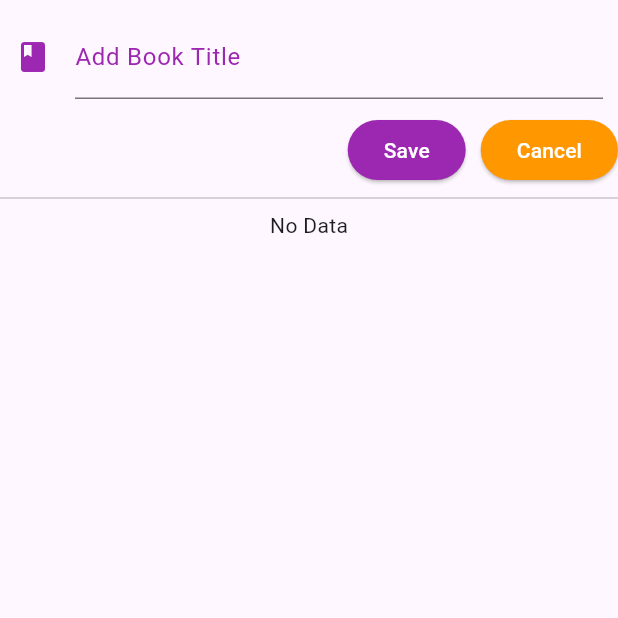
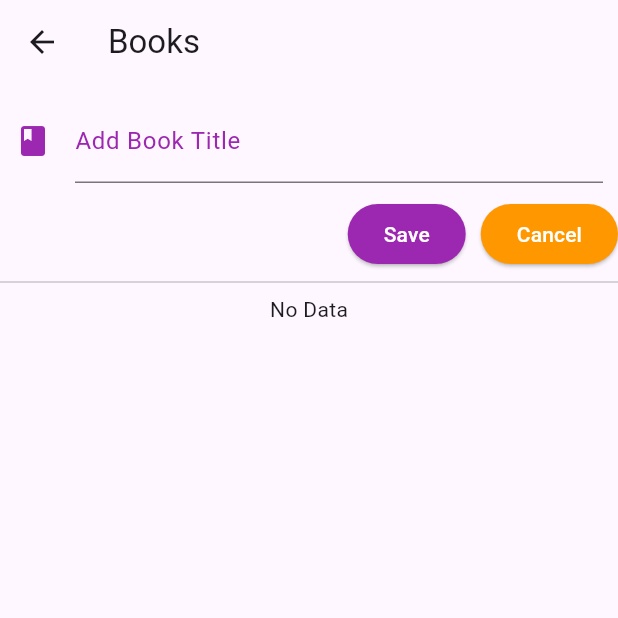
Before and after one commit to qieiu/my_app_spotify, a Flutter app: the BooksScreen screen opened by its route, on a phone screen of 412 x 824 dp, the top half of it. Run offline on Flutter 3.47's test engine with Material 3 defaults, Android fonts, the phone set to English and light mode, and no system bars; our stand-ins replace flutter_slidable; statements that could not run were skipped.

Commit message:
no changes
the code still error.

```diff
--- a/lib/components/asset_image_rounded.dart
+++ b/lib/components/asset_image_rounded.dart
@@ -6,7 +6,7 @@ class AssetImageRounded extends StatelessWidget {
   const AssetImageRounded({
     Key? key,
     required this.imagePath,
-  }) : super(key: key);
+  }) :super (key: key);
 
   @override
   Widget build(BuildContext context) {
--- a/lib/screens/routes/BooksScreen/books_screen.dart
+++ b/lib/screens/routes/BooksScreen/books_screen.dart
@@ -108,6 +108,13 @@ class _BooksScreenState extends State<BooksScreen> {
               TextStyle(color: !isUpdate ? Colors.purple : Colors.blue)),
     );
     return Scaffold(
+        appBar: AppBar(
+          title: const Text('Books'), // Set the app bar title
+          leading: IconButton(
+            icon: const Icon(Icons.arrow_back),
+            onPressed: () => Navigator.pop(context),
+          ),
+        ),
         body: Column(
           mainAxisAlignment: MainAxisAlignment.start,
           children: [
@@ -134,7 +141,8 @@ class _BooksScreenState extends State<BooksScreen> {
                           : Colors.blue, // Set background color
                       foregroundColor: Colors.white,
                     ),
-                child: !isUpdate ? const Text('Save') : const Text('Update')),
+                    child:
+                        !isUpdate ? const Text('Save') : const Text('Update')),
                 const SizedBox(
                   width: 10,
                 ),
```
Also changed, not shown: lib/screens/profile_screen.dart (+12 -10 lines), pubspec.lock, 1 other file. Lines whose indentation alone changed are shown as unchanged.
